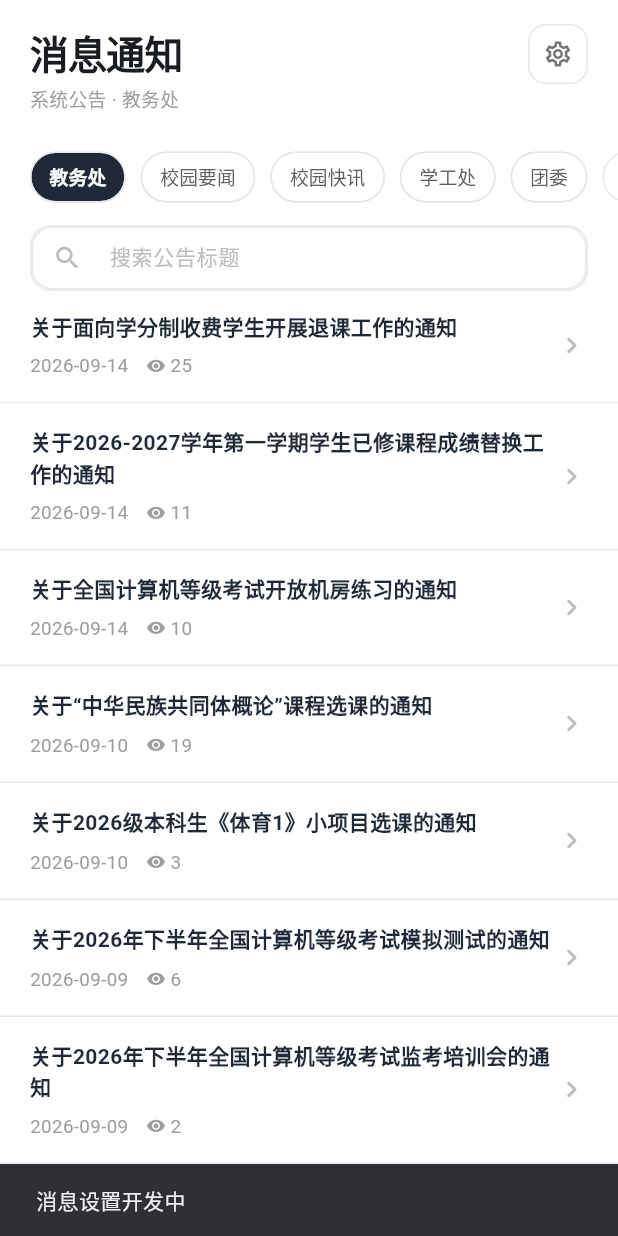
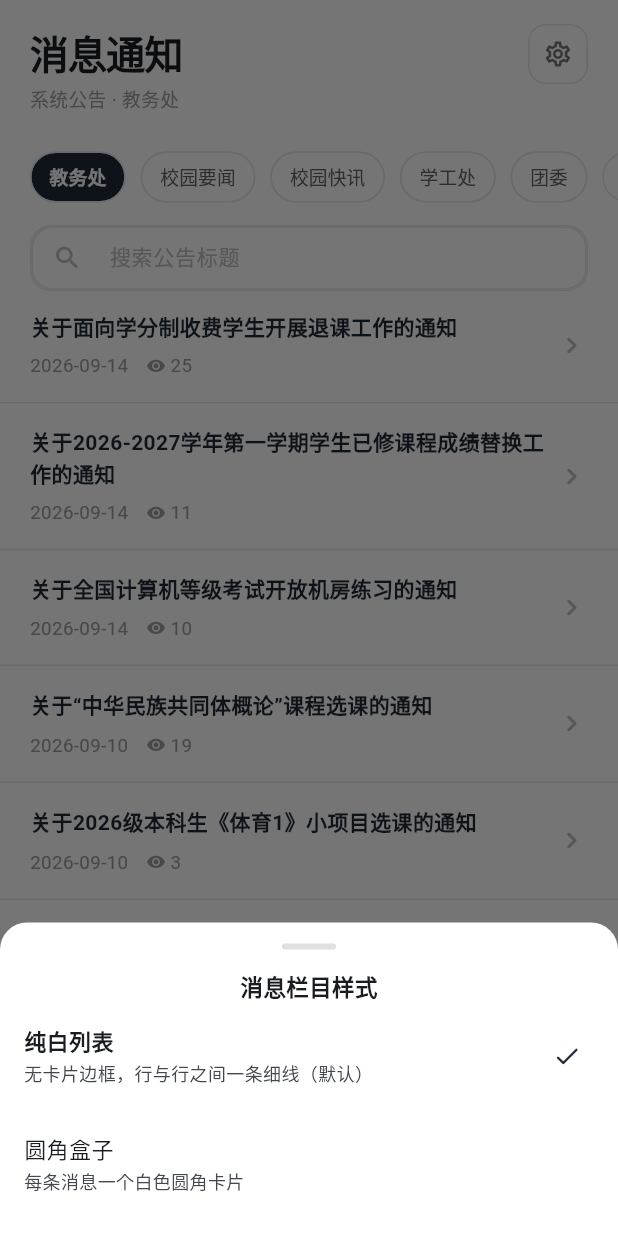
Before and after one commit to douge0906/xiyuan_pocket, a Flutter app: the NotificationPage screen opened directly, scrolled down 576 dp, after a tap on the "settings" icon, on a phone screen of 412 x 824 dp. Run offline on Flutter 3.47's test engine with Material 3 defaults, Android fonts, the phone set to English and light mode, and no system bars; our stand-ins replace clock, dio, flutter_riverpod, flutter_secure_storage, image_picker, package_info_plus and 3 more; missing offline and left inert: flutter_local_notifications_linux, flutter_local_notifications_platform_interface, flutter_local_notifications_windows, home_widget; accounts and stored records are empty; network calls fail.

Commit message:
消息栏目两套样式可切换（默认纯白），与在线版一致
- 新增 lib/pages/message/msg_style.dart：MsgStyle.card 静态缓存
  （卡片组件直接读，避免逐层传参；两版同一套机制）
- storage_service 新增 message_style 读写（独立键）
- 消息页右上角**已有的设置图标**接上样式选择器（原本是「开发中」占位）
- SchoolNoticeCard + 两个列表按样式分支：card = 圆角盒子 / plain = 纯白无缝（默认）
静态检查：No issues found

```diff
--- a/lib/pages/message/message_cards.dart
+++ b/lib/pages/message/message_cards.dart
@@ -1,6 +1,7 @@
 import 'package:flutter/material.dart';
 import '../../models/school_notice.dart';
 import '../../theme/app_theme.dart';
+import 'msg_style.dart';
 
 /// 消息中心列表卡片。
 ///
@@ -31,13 +32,33 @@ class SchoolNoticeCard extends StatelessWidget {
     // 去掉卡片圆角/边框/阴影与卡片之间的外边距，行内只留左右 20 / 上下 15 内边距，
     // 行与行之间由列表的 1px 灰线分隔（见 notification_page 的 _buildSchoolNotices）。
     return Padding(
-      padding: EdgeInsets.zero,
+      // card 样式：四周留边距 + 圆角外壳；plain：纯白无缝（默认）
+      padding: MsgStyle.card
+          ? const EdgeInsets.fromLTRB(14, 0, 14, 12)
+          : EdgeInsets.zero,
       child: Material(
         color: isDark ? const Color(0xFF1E1E1E) : Colors.white,
+        borderRadius: MsgStyle.card ? BorderRadius.circular(20) : null,
+        clipBehavior: MsgStyle.card ? Clip.antiAlias : Clip.none,
         child: InkWell(
           onTap: onTap,
           child: Container(
-            padding: const EdgeInsets.symmetric(horizontal: 20, vertical: 15),
+            padding: MsgStyle.card
+                ? const EdgeInsets.all(18)
+                : const EdgeInsets.symmetric(horizontal: 20, vertical: 15),
+            decoration: MsgStyle.card
+                ? BoxDecoration(
+                    borderRadius: BorderRadius.circular(20),
+                    border: Border.all(color: context.borderColor),
+                    boxShadow: [
+                      BoxShadow(
+                        color: Colors.black.withOpacity(0.04),
+                        blurRadius: 18,
+                        offset: const Offset(0, 4),
+                      ),
+                    ],
+                  )
+                : null,
             child: Row(
               crossAxisAlignment: CrossAxisAlignment.center,
               children: [
--- /dev/null
+++ b/lib/pages/message/msg_style.dart
@@ -0,0 +1,7 @@
+/// 消息栏目样式缓存（v1.1.0）：卡片组件直接读它决定要不要画卡片外壳，
+/// 避免「列表 → 卡片」逐层传参（与课表网格线同一套路）。
+/// 消息页在切换样式 / 读取设置时同步，两版（在线版/开源版）行为一致。
+class MsgStyle {
+  /// true = 圆角盒子；false = 纯白无缝（默认）。
+  static bool card = false;
+}
--- a/lib/pages/notification_page.dart
+++ b/lib/pages/notification_page.dart
@@ -4,7 +4,9 @@ import '../models/notice_channel.dart';
 import '../models/message_read_storage.dart';
 import '../models/school_notice.dart';
 import '../services/notice_channel_service.dart';
+import '../services/storage_service.dart';
 import '../services/school_notice_service.dart';
+import 'message/msg_style.dart';
 import 'message/message_cards.dart';
 import 'school_notice_detail_page.dart';
 import '../theme/app_theme.dart';
@@ -60,9 +62,75 @@ class _NotificationPageState extends State<NotificationPage>
   /// 左右滑动切换列表（v1.6.0）。页面顺序与 chip 顺序一致（见 _allTabs）。
   final PageController _tabPageController = PageController(initialPage: 1);
 
+  // ---------------- 消息栏目样式（两套，默认纯白） ----------------
+  String _messageStyle = StorageService.kMessageStylePlain;
+
+  Future<void> _loadMessageStyle() async {
+    final s = await StorageService.loadMessageStyle();
+    MsgStyle.card = s == StorageService.kMessageStyleCard;
+    if (!mounted || s == _messageStyle) return;
+    setState(() => _messageStyle = s);
+  }
+
+  /// 切换栏目样式：两套随时互换，立即生效并持久化。
+  Future<void> _openStylePicker() async {
+    final picked = await showModalBottomSheet<String>(
+      context: context,
+      backgroundColor: Theme.of(context).cardColor,
+      shape: const RoundedRectangleBorder(
+        borderRadius: BorderRadius.vertical(top: Radius.circular(18)),
+      ),
+      builder: (ctx) => SafeArea(
+        child: Column(
+          mainAxisSize: MainAxisSize.min,
+          children: [
+            const SizedBox(height: 14),
+            Container(
+              width: 36,
+              height: 4,
+              decoration: BoxDecoration(
+                color: Colors.grey.shade300,
+                borderRadius: BorderRadius.circular(2),
+              ),
+            ),
+            const SizedBox(height: 14),
+            const Text('消息栏目样式',
+                style: TextStyle(fontSize: 15, fontWeight: FontWeight.w600)),
+            _styleOption(ctx, StorageService.kMessageStylePlain, '纯白列表',
+                '无卡片边框，行与行之间一条细线（默认）'),
+            _styleOption(ctx, StorageService.kMessageStyleCard, '圆角盒子',
+                '每条消息一个白色圆角卡片'),
+            const SizedBox(height: 12),
+          ],
+        ),
+      ),
+    );
+    if (picked == null || picked == _messageStyle) return;
+    MsgStyle.card = picked == StorageService.kMessageStyleCard;
+    setState(() => _messageStyle = picked);
+    await StorageService.saveMessageStyle(picked);
+  }
+
+  Widget _styleOption(BuildContext ctx, String value, String title,
+      String subtitle) {
+    final on = _messageStyle == value;
+    return ListTile(
+      onTap: () => Navigator.of(ctx).pop(value),
+      title: Text(title,
+          style: TextStyle(
+              fontSize: 14.5,
+              fontWeight: on ? FontWeight.w600 : FontWeight.normal)),
+      subtitle: Text(subtitle, style: const TextStyle(fontSize: 12)),
+      trailing: on
+          ? Icon(Icons.check_rounded, color: AppTheme.primaryColor, size: 20)
+          : null,
+    );
+  }
+
   @override
   void initState() {
     super.initState();
+    _loadMessageStyle();
     _scrollController.addListener(_onScroll);
     _loadReadIds();
     _initSchoolNotices();
@@ -291,11 +359,8 @@ class _NotificationPageState extends State<NotificationPage>
               ),
           ),
           GestureDetector(
-            onTap: () {
-              ScaffoldMessenger.of(context).showSnackBar(
-                const SnackBar(content: Text('消息设置开发中')),
-              );
-            },
+            // v1.1.0：消息设置 = 切换栏目样式（纯白列表 / 圆角盒子）
+            onTap: _openStylePicker,
             child: Container(
               width: 40,
               height: 40,
@@ -480,7 +545,9 @@ class _NotificationPageState extends State<NotificationPage>
       onRefresh: () => _loadChannel(ch.id, force: true),
       child: ListView.separated(
         // v1.1.0 无缝白底：左右不留页面边距（行内自带 20），分割线贯通到屏幕两侧
-        padding: const EdgeInsets.fromLTRB(0, 4, 0, 24),
+        padding: MsgStyle.card
+            ? const EdgeInsets.fromLTRB(14, 10, 14, 24)
+            : const EdgeInsets.fromLTRB(0, 4, 0, 24),
         itemCount: state.items.length,
         separatorBuilder: (_, __) => Divider(
           height: 1,
@@ -738,7 +805,9 @@ class _NotificationPageState extends State<NotificationPage>
       child: ListView.separated(
         controller: _scrollController,
         // v1.1.0 无缝白底：左右不留页面边距（行内自带 20），分割线贯通到屏幕两侧
-        padding: const EdgeInsets.fromLTRB(0, 4, 0, 24),
+        padding: MsgStyle.card
+            ? const EdgeInsets.fromLTRB(14, 10, 14, 24)
+            : const EdgeInsets.fromLTRB(0, 4, 0, 24),
         itemCount: _notices.length + 1,
         separatorBuilder: (_, i) => i < _notices.length - 1
             ? Divider(height: 1, color: context.borderColor)
--- a/lib/services/storage_service.dart
+++ b/lib/services/storage_service.dart
@@ -258,4 +258,20 @@ class StorageService {
     final prefs = await SharedPreferences.getInstance();
     await prefs.remove(_kCardBalanceCache);
   }
+
+  // ---------------- 消息页栏目样式（v1.1.0） ----------------
+  // 两套样式随时可切：'plain' 纯白无缝（默认）/ 'card' 圆角盒子。
+  static const String _kMessageStyle = 'message_style';
+  static const String kMessageStylePlain = 'plain';
+  static const String kMessageStyleCard = 'card';
+
+  static Future<String> loadMessageStyle() async {
+    final prefs = await SharedPreferences.getInstance();
+    return prefs.getString(_kMessageStyle) ?? kMessageStylePlain;
+  }
+
+  static Future<void> saveMessageStyle(String style) async {
+    final prefs = await SharedPreferences.getInstance();
+    await prefs.setString(_kMessageStyle, style);
+  }
 }
```
